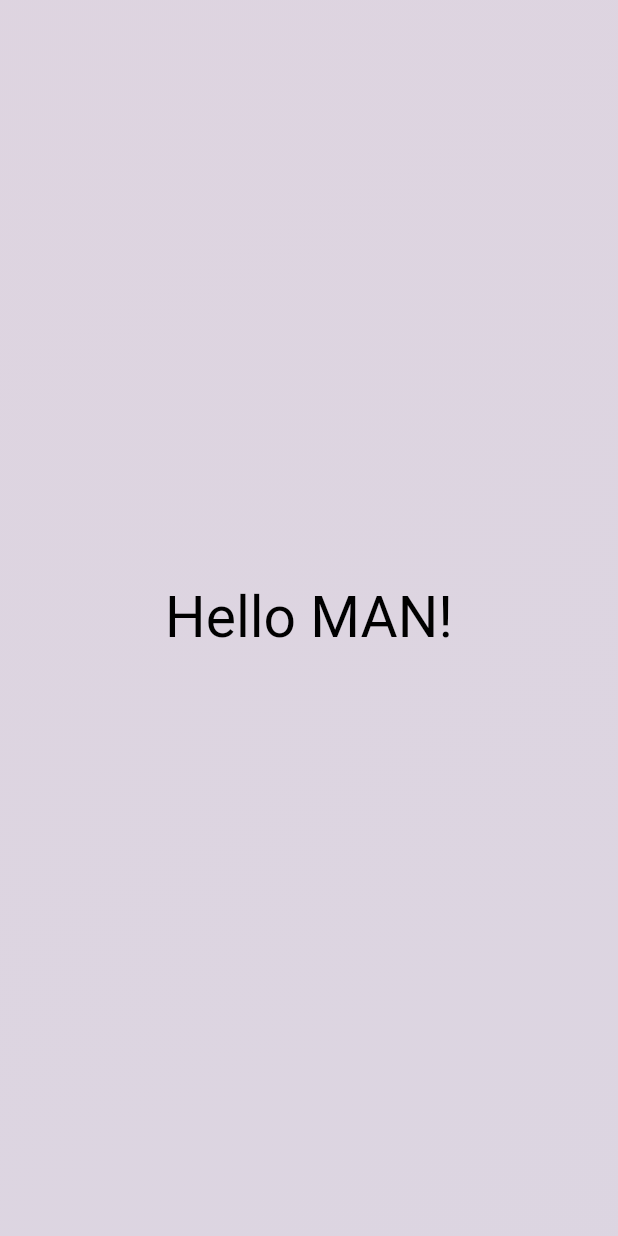
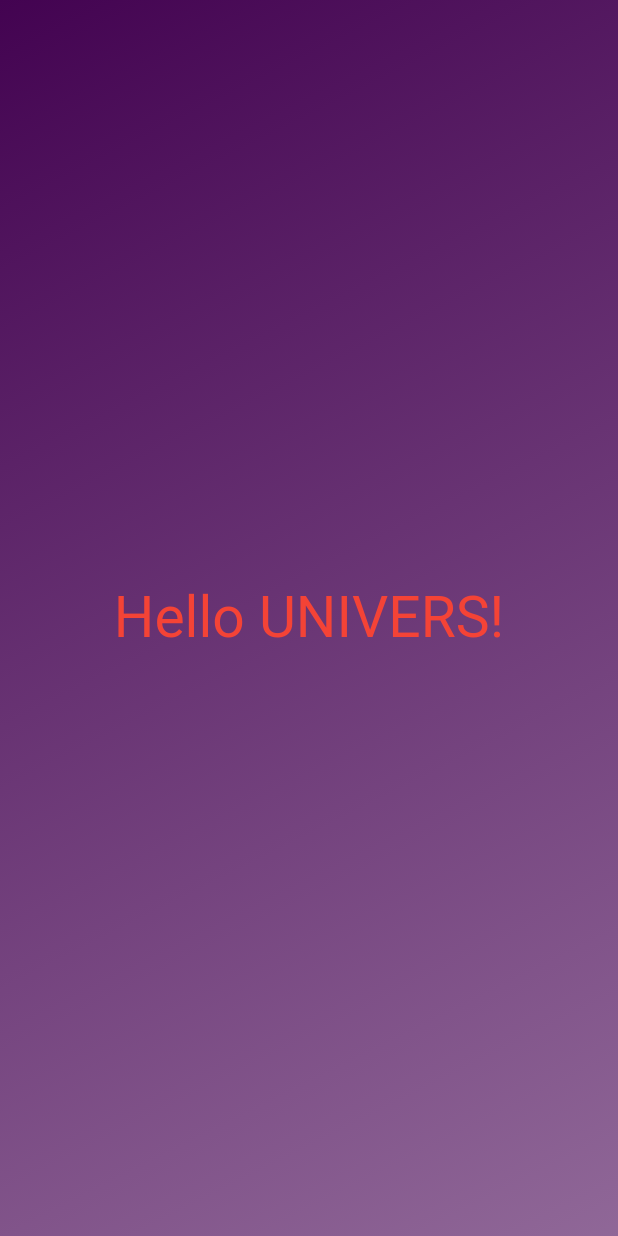
Before and after one commit to humayunmalic/dice_roller, a Flutter app: the screen it shows after launch, on a phone screen of 412 x 824 dp. Run offline on Flutter 3.47's test engine with Material 2 defaults, Android fonts, the phone set to English and light mode, and no system bars.

Commit message:
gradient_container , styled_text.dart

```diff
--- /dev/null
+++ b/lib/gradient_container.dart
@@ -0,0 +1,25 @@
+import 'package:dice_roller/styled_text.dart';
+import 'package:flutter/material.dart';
+
+class GradientContainer extends StatelessWidget {
+  const GradientContainer({super.key});
+
+  @override
+  Widget build(context) {
+    return Container(
+      decoration: const BoxDecoration(
+        gradient: LinearGradient(
+          colors: [
+            Color.fromARGB(255, 67, 3, 81),
+            Color.fromARGB(155, 75, 9, 88),
+          ],
+          begin: Alignment.topLeft,
+          end: Alignment.bottomRight,
+        ),
+      ),
+      child: const Center(
+          child: StyledText()
+      ),
+    );
+  }
+}
--- a/lib/main.dart
+++ b/lib/main.dart
@@ -1,34 +1,12 @@
+import 'package:dice_roller/gradient_container.dart';
 import 'package:flutter/material.dart';
 
 void main() {
   runApp(
-    MaterialApp(
-      title: 'App title',
-      home: Scaffold(
-          body:GradientContainer(),
-      )
-  ),);
+    const MaterialApp(
+        title: 'App title',
+        home: Scaffold(
+          body: GradientContainer()
+        )),
+  );
 }
-class GradientContainer extends StatelessWidget {
-  @override
-  Widget build(context) {
-    return Container(
-      decoration:const BoxDecoration(
-        gradient: LinearGradient(
-          colors:
-          [Color.fromARGB(295, 66, 3, 81),
-            Color.fromARGB(295, 55, 9, 88),
-          ],
-          begin: Alignment.topLeft,
-          end: Alignment.bottomRight,
-        ),),
-      child: const Center(
-
-          child: Text('Hello MAN!',style: TextStyle(
-            color: Colors.black,
-            fontSize: 38,
-          ),)
-      ),
-    );
-  }
-}
--- /dev/null
+++ b/lib/styled_text.dart
@@ -0,0 +1,16 @@
+import 'package:flutter/material.dart';
+
+class StyledText extends StatelessWidget
+{
+  const StyledText({super.key});
+  @override
+  Widget build (context) {
+    return const Text(
+    'Hello UNIVERS!',
+    style: TextStyle(
+      color: Colors.red,
+      fontSize: 38,
+    ),
+    );
+  }
+}
```
